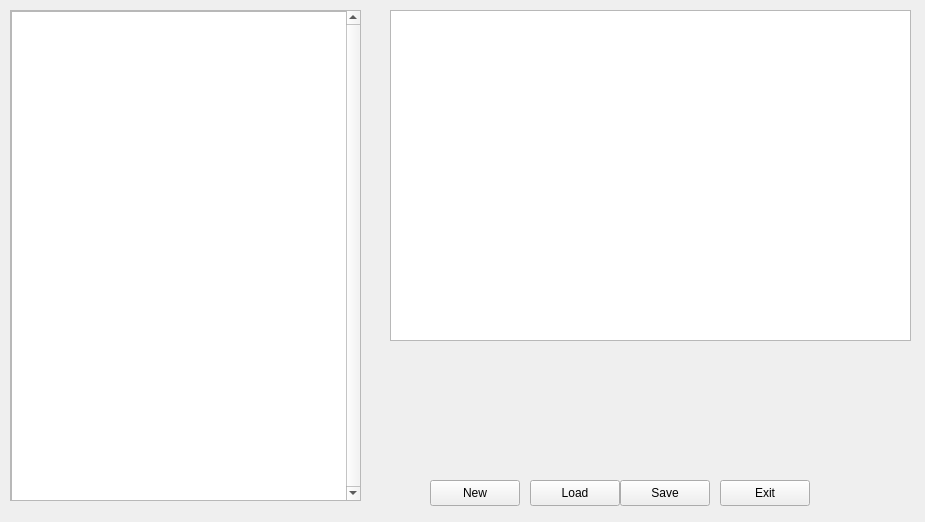
Old version of the form Editor/Libre-Editor/ui/shadereditor.ui in the repository FOSS-society/libre-engine.
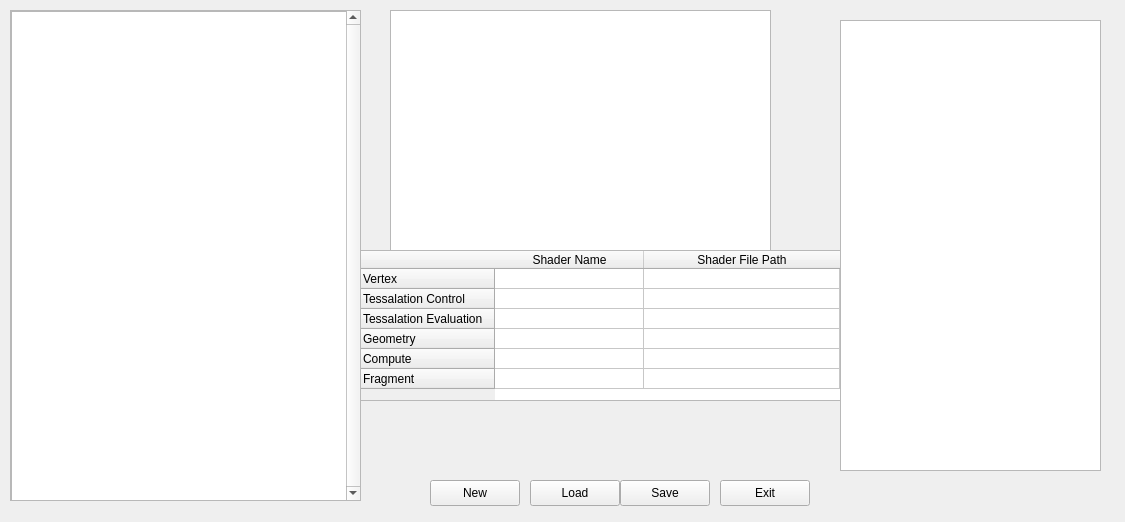
New version of the form.

Commit message: Implemented more for shader editor as well as script editor

The edit to the form file:
```diff
--- a/Editor/Libre-Editor/ui/shadereditor.ui
+++ b/Editor/Libre-Editor/ui/shadereditor.ui
@@ -6,7 +6,7 @@
    <rect>
     <x>0</x>
     <y>0</y>
-    <width>925</width>
+    <width>1125</width>
     <height>522</height>
    </rect>
   </property>
@@ -106,11 +106,97 @@
     <rect>
      <x>390</x>
      <y>10</y>
-     <width>521</width>
-     <height>331</height>
+     <width>381</width>
+     <height>241</height>
     </rect>
    </property>
   </widget>
+  <widget class="QListWidget" name="listWidget">
+   <property name="geometry">
+    <rect>
+     <x>840</x>
+     <y>20</y>
+     <width>261</width>
+     <height>451</height>
+    </rect>
+   </property>
+  </widget>
+  <widget class="QTableWidget" name="tableWidget">
+   <property name="geometry">
+    <rect>
+     <x>360</x>
+     <y>250</y>
+     <width>481</width>
+     <height>151</height>
+    </rect>
+   </property>
+   <attribute name="horizontalHeaderDefaultSectionSize">
+    <number>149</number>
+   </attribute>
+   <attribute name="horizontalHeaderMinimumSectionSize">
+    <number>20</number>
+   </attribute>
+   <attribute name="horizontalHeaderShowSortIndicator" stdset="0">
+    <bool>true</bool>
+   </attribute>
+   <attribute name="horizontalHeaderStretchLastSection">
+    <bool>true</bool>
+   </attribute>
+   <attribute name="verticalHeaderDefaultSectionSize">
+    <number>20</number>
+   </attribute>
+   <attribute name="verticalHeaderHighlightSections">
+    <bool>false</bool>
+   </attribute>
+   <attribute name="verticalHeaderMinimumSectionSize">
+    <number>19</number>
+   </attribute>
+   <row>
+    <property name="text">
+     <string>Vertex</string>
+    </property>
+   </row>
+   <row>
+    <property name="text">
+     <string>Tessalation Control</string>
+    </property>
+   </row>
+   <row>
+    <property name="text">
+     <string>Tessalation Evaluation</string>
+    </property>
+   </row>
+   <row>
+    <property name="text">
+     <string>Geometry</string>
+    </property>
+   </row>
+   <row>
+    <property name="text">
+     <string>Compute</string>
+    </property>
+   </row>
+   <row>
+    <property name="text">
+     <string>Fragment</string>
+    </property>
+   </row>
+   <column>
+    <property name="text">
+     <string>Shader Name</string>
+    </property>
+   </column>
+   <column>
+    <property name="text">
+     <string>Shader File Path</string>
+    </property>
+   </column>
+   <item row="0" column="1">
+    <property name="text">
+     <string/>
+    </property>
+   </item>
+  </widget>
  </widget>
  <resources/>
  <connections/>
```
Left out of the diff: 2 changed lines with no effect on the pictures. The commit also changes 7 other files.
